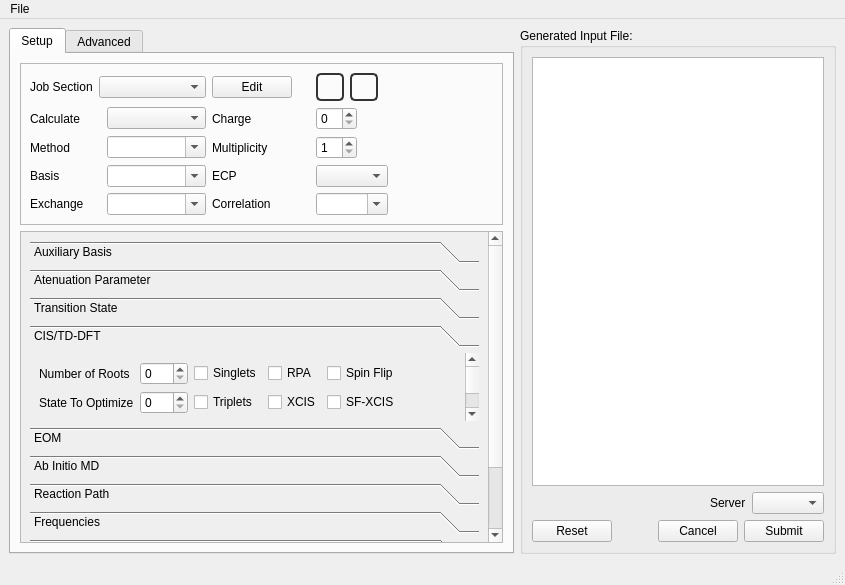
The window that src/Qui/QuiMainWindow.ui (nutjunkie/IQmol) describes before a commit, drawn with Qt 5.
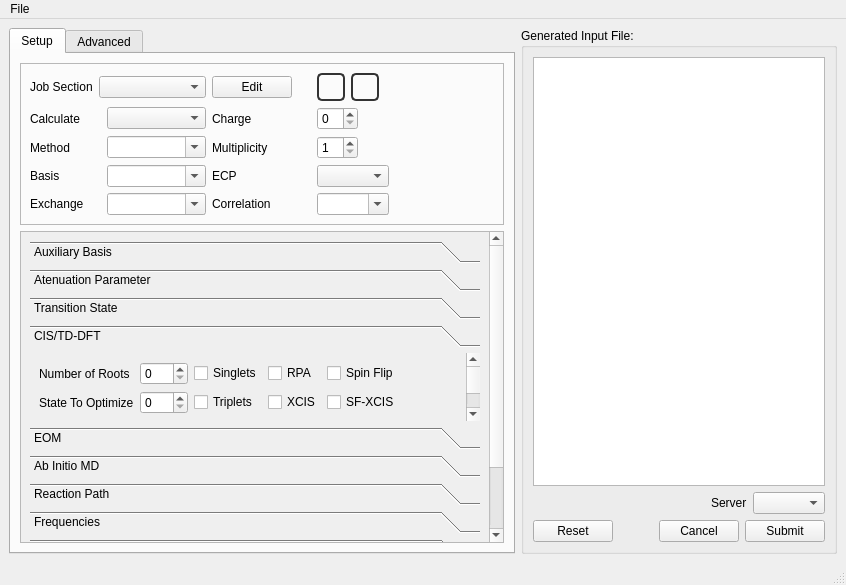
The same window after the commit. Icons and pictures are not drawn.

Commit message: Added swap orbitals section for MOM

Diff of the .ui file:
```diff
--- a/src/Qui/QuiMainWindow.ui
+++ b/src/Qui/QuiMainWindow.ui
@@ -6,7 +6,7 @@
    <rect>
     <x>0</x>
     <y>0</y>
-    <width>845</width>
+    <width>846</width>
     <height>585</height>
    </rect>
   </property>
@@ -436,8 +436,8 @@
             <rect>
              <x>0</x>
              <y>0</y>
-             <width>431</width>
-             <height>485</height>
+             <width>448</width>
+             <height>414</height>
             </rect>
            </property>
            <layout class="QVBoxLayout" name="verticalLayout_7">
@@ -626,8 +626,8 @@
                 <rect>
                  <x>0</x>
                  <y>0</y>
-                 <width>438</width>
-                 <height>171</height>
+                 <width>425</width>
+                 <height>166</height>
                 </rect>
                </property>
                <attribute name="label">
@@ -6231,7 +6231,7 @@
     <rect>
      <x>0</x>
      <y>0</y>
-     <width>845</width>
+     <width>846</width>
      <height>22</height>
     </rect>
    </property>
```
Left out of the diff: 66 changed lines with no effect on the pictures. The commit also changes 2 other files.
